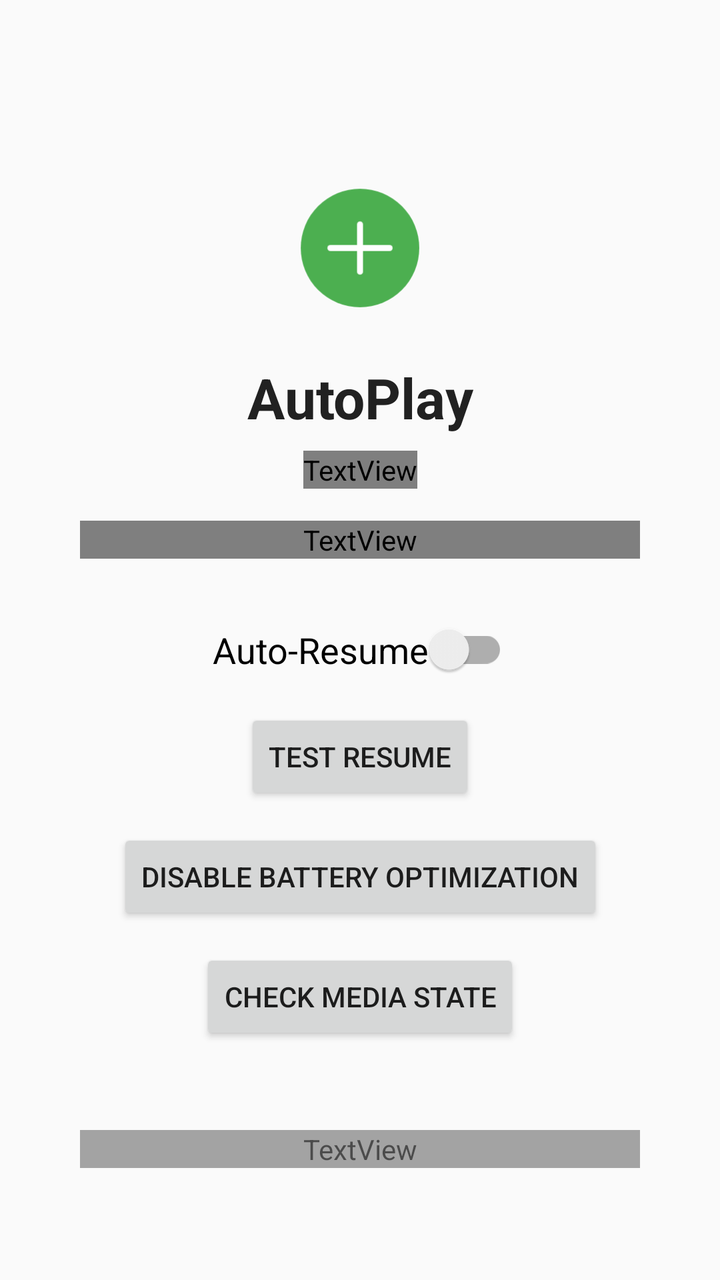
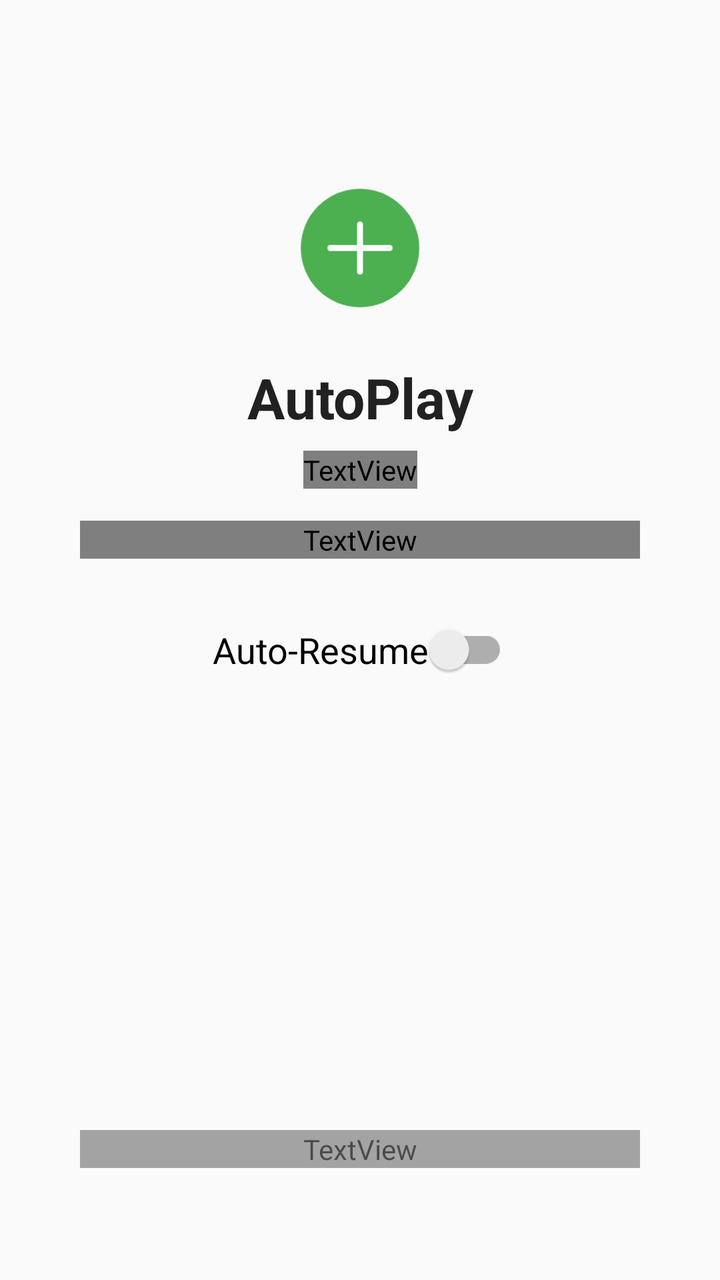

Two renders of the same Android screen: before a commit and after it. Below are the layout's source before the change and the commit's diff.
<!-- AndroidManifest.xml: application theme Theme.AppCompat.DayNight.DarkActionBar -->
<!-- res/layout/activity_main.xml -->
<?xml version="1.0" encoding="utf-8"?>
<androidx.constraintlayout.widget.ConstraintLayout
    xmlns:android="http://schemas.android.com/apk/res/android"
    xmlns:app="http://schemas.android.com/apk/res-auto"
    android:layout_width="match_parent"
    android:layout_height="match_parent"
    android:padding="24dp">

    <ImageView
        android:id="@+id/icon_image"
        android:layout_width="80dp"
        android:layout_height="80dp"
        android:src="@drawable/ic_launcher_foreground"
        android:contentDescription="@string/app_name"
        app:layout_constraintTop_toTopOf="parent"
        app:layout_constraintStart_toStartOf="parent"
        app:layout_constraintEnd_toEndOf="parent"
        android:layout_marginTop="60dp" />

    <TextView
        android:id="@+id/title_text"
        android:layout_width="wrap_content"
        android:layout_height="wrap_content"
        android:text="@string/app_name"
        android:textSize="28sp"
        android:textStyle="bold"
        android:textColor="?attr/colorPrimary"
        app:layout_constraintTop_toBottomOf="@id/icon_image"
        app:layout_constraintStart_toStartOf="parent"
        app:layout_constraintEnd_toEndOf="parent"
        android:layout_marginTop="16dp" />

    <TextView
        android:id="@+id/status_text"
        android:layout_width="wrap_content"
        android:layout_height="wrap_content"
        android:text="@string/status_off"
        android:textSize="16sp"
        android:textColor="?attr/colorOnSurface"
        app:layout_constraintTop_toBottomOf="@id/title_text"
        app:layout_constraintStart_toStartOf="parent"
        app:layout_constraintEnd_toEndOf="parent"
        android:layout_marginTop="8dp" />

    <TextView
        android:id="@+id/desc_text"
        android:layout_width="0dp"
        android:layout_height="wrap_content"
        android:text="@string/app_description"
        android:textSize="14sp"
        android:gravity="center"
        android:textColor="?attr/colorOnSurfaceVariant"
        app:layout_constraintTop_toBottomOf="@id/status_text"
        app:layout_constraintStart_toStartOf="parent"
        app:layout_constraintEnd_toEndOf="parent"
        android:layout_marginTop="16dp"
        android:layout_marginStart="16dp"
        android:layout_marginEnd="16dp" />

    <androidx.appcompat.widget.SwitchCompat
        android:id="@+id/toggle_switch"
        android:layout_width="wrap_content"
        android:layout_height="wrap_content"
        android:text="@string/toggle_label"
        android:textSize="18sp"
        android:importantForAccessibility="yes"
        android:contentDescription="@string/toggle_label"
        android:thumbTint="@color/thumb_selector"
        android:trackTint="@color/track_selector"
        app:layout_constraintTop_toBottomOf="@id/desc_text"
        app:layout_constraintStart_toStartOf="parent"
        app:layout_constraintEnd_toEndOf="parent"
        android:layout_marginTop="32dp" />

    <Button
        android:id="@+id/test_button"
        android:layout_width="wrap_content"
        android:layout_height="wrap_content"
        android:text="@string/test_resume"
        android:textSize="14sp"
        app:layout_constraintTop_toBottomOf="@id/toggle_switch"
        app:layout_constraintStart_toStartOf="parent"
        app:layout_constraintEnd_toEndOf="parent"
        android:layout_marginTop="16dp" />

    <Button
        android:id="@+id/battery_button"
        android:layout_width="wrap_content"
        android:layout_height="wrap_content"
        android:text="@string/battery_button"
        android:textSize="14sp"
        app:layout_constraintTop_toBottomOf="@id/test_button"
        app:layout_constraintStart_toStartOf="parent"
        app:layout_constraintEnd_toEndOf="parent"
        android:layout_marginTop="12dp" />

    <Button
        android:id="@+id/check_media_button"
        android:layout_width="wrap_content"
        android:layout_height="wrap_content"
        android:text="@string/check_media_button"
        android:textSize="14sp"
        app:layout_constraintTop_toBottomOf="@id/battery_button"
        app:layout_constraintStart_toStartOf="parent"
        app:layout_constraintEnd_toEndOf="parent"
        android:layout_marginTop="12dp" />

    <TextView
        android:id="@+id/hint_text"
        android:layout_width="0dp"
        android:layout_height="wrap_content"
        android:text="@string/battery_hint"
        android:textSize="12sp"
        android:gravity="center"
        android:textColor="?attr/colorOnSurfaceVariant"
        android:alpha="0.7"
        app:layout_constraintBottom_toBottomOf="parent"
        app:layout_constraintStart_toStartOf="parent"
        app:layout_constraintEnd_toEndOf="parent"
        android:layout_marginBottom="32dp"
        android:layout_marginStart="16dp"
        android:layout_marginEnd="16dp" />

</androidx.constraintlayout.widget.ConstraintLayout>
<!-- resources referenced by this layout -->
<resources>
  <!-- drawable ic_launcher_foreground (drawable) -->
  <vector xmlns:android="http://schemas.android.com/apk/res/android"
      android:width="108dp"
      android:height="108dp"
      android:viewportWidth="108"
      android:viewportHeight="108">
      <path
          android:fillColor="#4CAF50"
          android:pathData="M54,14a40,40 0,1 1,0 80 40,40 0,1 1,0 -80z" />
      <path
          android:fillColor="#FFFFFF"
          android:pathData="M32,54a2,2 0,0 1,2 -2h40a2,2 0,0 1,0 4h-40a2,2 0,0 1,-2 -2z" />
      <path
          android:fillColor="#FFFFFF"
          android:pathData="M54,36a2,2 0,0 1,2 2v32a2,2 0,0 1,-4 0v-32a2,2 0,0 1,2 -2z" />
  </vector>
  <string name="app_description">Automatically resumes media playback when headphones are connected and media is stopped.</string>
  <string name="app_name">AutoPlay</string>
  <string name="battery_button">Disable Battery Optimization</string>
  <string name="battery_hint">Tip: disable battery optimization for reliable background operation</string>
  <string name="check_media_button">Check Media State</string>
  <string name="status_off">Service stopped — toggle to enable</string>
  <string name="test_resume">Test Resume</string>
  <string name="toggle_label">Auto-Resume</string>
</resources>

<!-- the commit's change to res/layout/activity_main.xml (unified diff, before → after) -->
@@ -72,39 +72,6 @@
         app:layout_constraintEnd_toEndOf="parent"
         android:layout_marginTop="32dp" />
 
-    <Button
-        android:id="@+id/test_button"
-        android:layout_width="wrap_content"
-        android:layout_height="wrap_content"
-        android:text="@string/test_resume"
-        android:textSize="14sp"
-        app:layout_constraintTop_toBottomOf="@id/toggle_switch"
-        app:layout_constraintStart_toStartOf="parent"
-        app:layout_constraintEnd_toEndOf="parent"
-        android:layout_marginTop="16dp" />
-
-    <Button
-        android:id="@+id/battery_button"
-        android:layout_width="wrap_content"
-        android:layout_height="wrap_content"
-        android:text="@string/battery_button"
-        android:textSize="14sp"
-        app:layout_constraintTop_toBottomOf="@id/test_button"
-        app:layout_constraintStart_toStartOf="parent"
-        app:layout_constraintEnd_toEndOf="parent"
-        android:layout_marginTop="12dp" />
-
-    <Button
-        android:id="@+id/check_media_button"
-        android:layout_width="wrap_content"
-        android:layout_height="wrap_content"
-        android:text="@string/check_media_button"
-        android:textSize="14sp"
-        app:layout_constraintTop_toBottomOf="@id/battery_button"
-        app:layout_constraintStart_toStartOf="parent"
-        app:layout_constraintEnd_toEndOf="parent"
-        android:layout_marginTop="12dp" />
-
     <TextView
         android:id="@+id/hint_text"
         android:layout_width="0dp"
<!-- resource entries referenced after the edit -->
@@ -18,11 +18,8 @@
   </vector>
   <string name="app_description">Automatically resumes media playback when headphones are connected and media is stopped.</string>
   <string name="app_name">AutoPlay</string>
-  <string name="battery_button">Disable Battery Optimization</string>
   <string name="battery_hint">Tip: disable battery optimization for reliable background operation</string>
-  <string name="check_media_button">Check Media State</string>
   <string name="status_off">Service stopped — toggle to enable</string>
-  <string name="test_resume">Test Resume</string>
   <string name="toggle_label">Auto-Resume</string>
 </resources>
 
